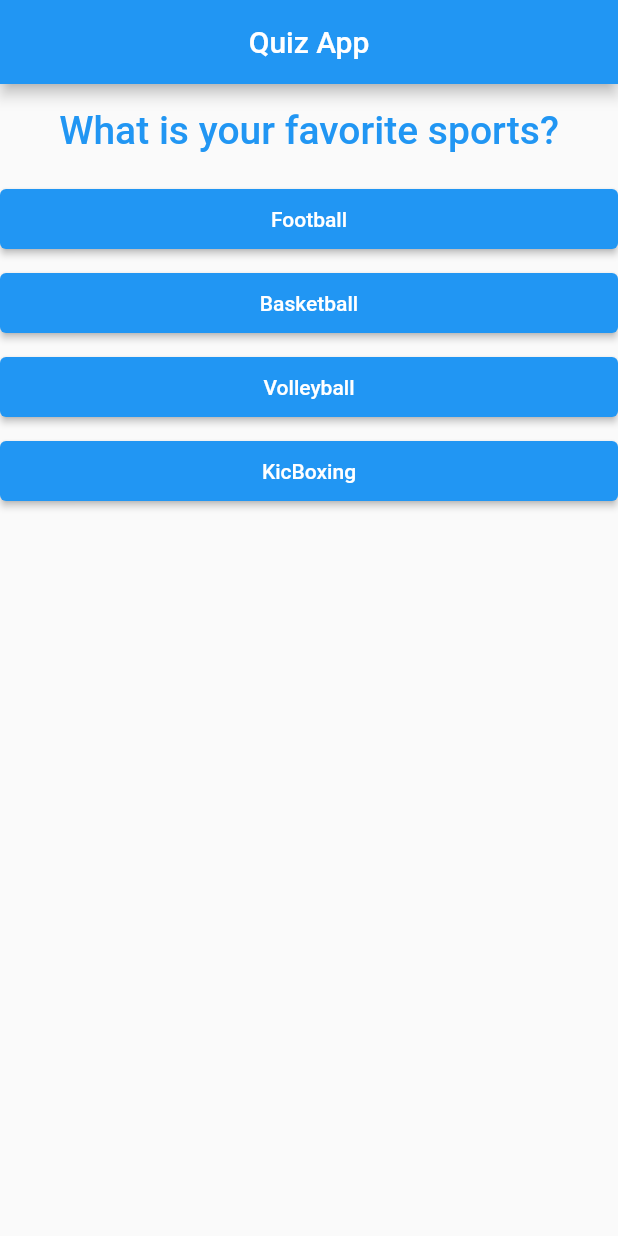
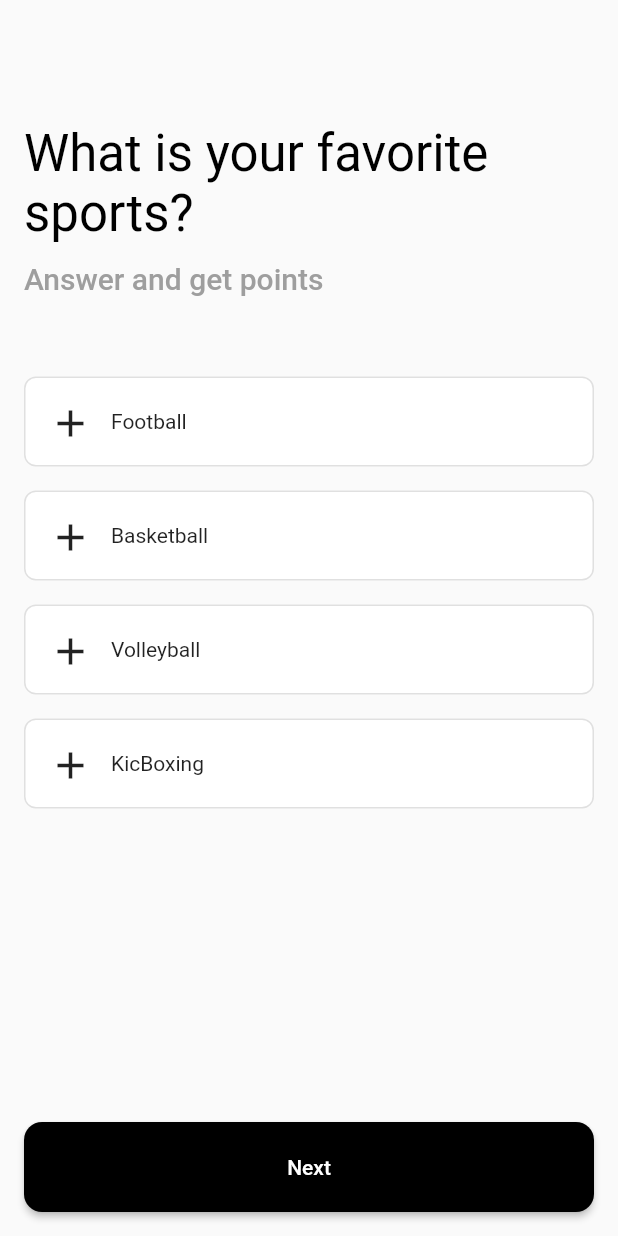
Before and after one commit to MohamedEssam9009/quiz_app, a Flutter app: the screen it shows after launch, on a phone screen of 412 x 824 dp. Run offline on Flutter 3.47's test engine with Material 3 defaults, Android fonts, the phone set to English and light mode, and no system bars.

Commit message:
- Enhance and Build new UI

```diff
--- a/lib/pages/home_page.dart
+++ b/lib/pages/home_page.dart
@@ -22,15 +22,20 @@ class _HomePageState extends State<HomePage> {
     debugPrint('totalScore: $myTotalScore');
     showTotalScore = myTotalScore >= resultedScore;
     return Scaffold(
-      appBar: AppBar(
-        title: const Text('Quiz App'),
-        centerTitle: true,
-      ),
-      body: !showTotalScore
-          ? Center(
+      // appBar: AppBar(
+      //   title: const Text('Quiz App'),
+      //   centerTitle: true,
+      // ),
+      body: SafeArea(
+        child: !showTotalScore
+            ? Padding(
+                padding: const EdgeInsets.all(16.0),
                 child: Column(
+                  crossAxisAlignment: CrossAxisAlignment.start,
                   children: [
+                    const SizedBox(height: 50.0),
                     QuestionItem(questionsItem: questions[questionIndex]),
+                    const SizedBox(height: 30.0),
                     Column(
                       children: questions[questionIndex].availableAnswers.map(
                         (answerMap) {
@@ -50,6 +55,21 @@ class _HomePageState extends State<HomePage> {
                         },
                       ).toList(),
                     ),
+                    const Spacer(),
+                    SizedBox(
+                      height: 60.0,
+                      width: double.infinity,
+                      child: ElevatedButton(
+                        onPressed: () {},
+                        style: ElevatedButton.styleFrom(
+                          backgroundColor: Colors.black,
+                          shape: RoundedRectangleBorder(
+                            borderRadius: BorderRadius.circular(12.0),
+                          ),
+                        ),
+                        child: const Text('Next'),
+                      ),
+                    ),
                   ],
                 ),
               )
@@ -62,6 +82,7 @@ class _HomePageState extends State<HomePage> {
                   });
                 },
               ),
+      ),
     );
   }
 }
--- a/lib/widgets/answer_item.dart
+++ b/lib/widgets/answer_item.dart
@@ -17,14 +17,36 @@ class AnswerItem extends StatelessWidget {
       padding: const EdgeInsets.symmetric(vertical: 8.0),
       child: SizedBox(
         width: double.infinity,
-        height: 40.0,
-        child: ElevatedButton(
-          onPressed: () {
-            answerMap.onPressed();
-            questionIndexChangeCallBack();
-          },
-          child: Text(answerMap.title),
+        height: 60.0,
+        child: DecoratedBox(
+          decoration: BoxDecoration(
+            border: Border.all(
+              color: Colors.black12,
+            ),
+            color: Colors.white,
+            borderRadius: BorderRadius.circular(8.0),
+          ),
+          child: Padding(
+            padding: const EdgeInsets.all(16.0),
+            child: Row(
+              children: [
+                const Icon(
+                  Icons.add,
+                  size: 30.0,
+                ),
+                const SizedBox(width: 12.0),
+                Text(answerMap.title),
+              ],
+            ),
+          ),
         ),
+        // child: ElevatedButton(
+        //   onPressed: () {
+        //     answerMap.onPressed();
+        //     questionIndexChangeCallBack();
+        //   },
+        //   child: Text(answerMap.title),
+        // ),
       ),
     );
   }
--- a/lib/widgets/question_item.dart
+++ b/lib/widgets/question_item.dart
@@ -9,13 +9,23 @@ class QuestionItem extends StatelessWidget {
   Widget build(BuildContext context) {
     return Padding(
       padding: const EdgeInsets.only(top: 16.0, bottom: 16.0),
-      child: Text(
-        questionsItem.title,
-        style: const TextStyle(
-          fontSize: 26.0,
-          fontWeight: FontWeight.w500,
-          color: Colors.blue,
-        ),
+      child: Column(
+        crossAxisAlignment: CrossAxisAlignment.start,
+        children: [
+          Text(
+            questionsItem.title,
+            style: Theme.of(context).textTheme.headlineMedium!.copyWith(
+                  color: Colors.black,
+                ),
+          ),
+          const SizedBox(height: 12.0),
+          Text(
+            'Answer and get points',
+            style: Theme.of(context).textTheme.titleLarge!.copyWith(
+                  color: Colors.grey,
+                ),
+          ),
+        ],
       ),
     );
   }
```
Lines whose indentation alone changed are shown as unchanged.
